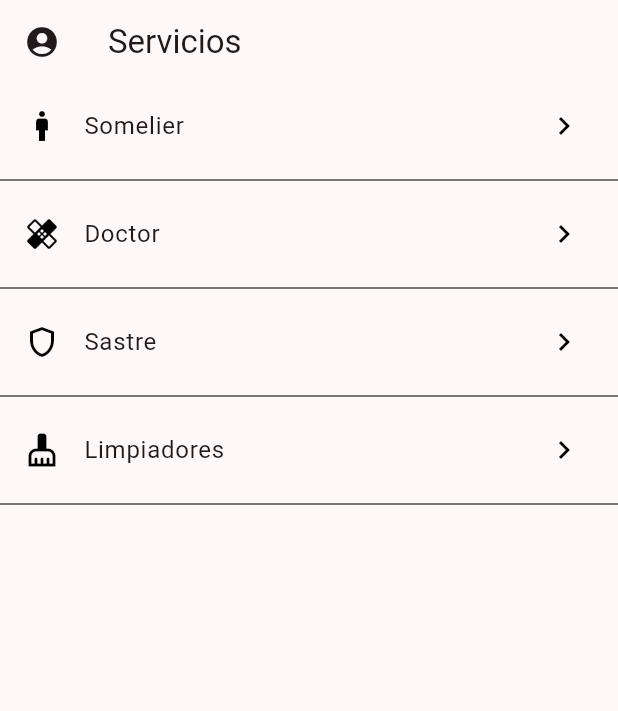
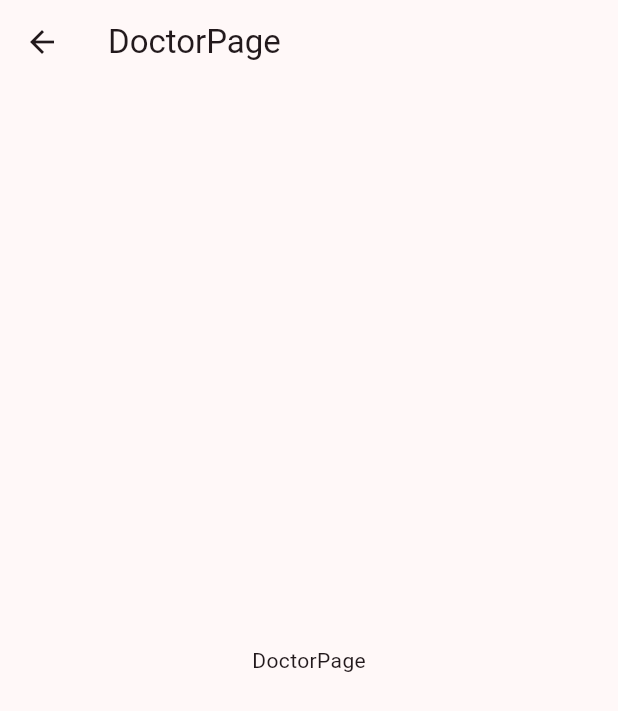
Before and after one commit to Chris-100/certamen1_apps_moviles, a Flutter app: the screen it shows after launch, after a tap on "Doctor", on a phone screen of 412 x 824 dp. Shown: the top 711 px of the screen. Run offline on Flutter 3.47's test engine with Material 3 defaults, Android fonts, the phone set to English and light mode, and no system bars.

Commit message:
ventanas de servicios iniciadas
Co-Authored-By: Felixcoffe <111793977+Felixcoffe@users.noreply.github.com>

```diff
--- /dev/null
+++ b/lib/pages/doctor.dart
@@ -0,0 +1,13 @@
+import 'package:flutter/material.dart';
+
+class DoctorPage extends StatelessWidget {
+  const DoctorPage({super.key});
+
+  @override
+  Widget build(BuildContext context) {
+    return Scaffold(
+      appBar: AppBar(title: Text('DoctorPage'),),
+      body: Center(child: Text('DoctorPage'),),
+    );
+  }
+}
--- a/lib/pages/menu.dart
+++ b/lib/pages/menu.dart
@@ -1,4 +1,9 @@
+import 'package:certamen1_apps_moviles/pages/doctor.dart';
+import 'package:certamen1_apps_moviles/pages/limpiador.dart';
+import 'package:certamen1_apps_moviles/pages/somelier.dart';
 import 'package:flutter/material.dart';
+
+import 'sastre.dart';
 
 class MenuPage extends StatelessWidget {
   const MenuPage({super.key});
@@ -14,7 +19,10 @@ class MenuPage extends StatelessWidget {
             trailing: Icon(Icons.keyboard_arrow_right),
             title: Text('Somelier'),
             onTap: (){
-              print('somelier');
+              final route = MaterialPageRoute(builder: (context){
+              return SomelierPage();
+              });
+              Navigator.push(context, route);
             },
             ),
           Divider(
@@ -26,7 +34,10 @@ class MenuPage extends StatelessWidget {
             trailing: Icon(Icons.keyboard_arrow_right),
             title: Text('Doctor'),
             onTap: (){
-              print('Doctor');
+              final route = MaterialPageRoute(builder: (context){
+                return DoctorPage();
+              });
+              Navigator.push(context, route);
             },
             ),
           Divider(
@@ -38,7 +49,10 @@ class MenuPage extends StatelessWidget {
             trailing: Icon(Icons.keyboard_arrow_right),
             title: Text('Sastre'),
             onTap: (){
-              print('Sastre');
+              final route = MaterialPageRoute(builder: (context){
+              return SastrePage();
+              });
+              Navigator.push(context, route);
             },
             ),
           Divider(
@@ -50,7 +64,10 @@ class MenuPage extends StatelessWidget {
             trailing: Icon(Icons.keyboard_arrow_right),
             title: Text('Limpiadores'),
             onTap: (){
-              print('Limpiadores');
+              final route = MaterialPageRoute(builder: (context){
+              return LimpiadorPage();
+              });
+              Navigator.push(context, route);
             },
             ),
           Divider(
```
Also changed, not shown: lib/pages/limpiador.dart (added, +13 -0 lines), lib/pages/sastre.dart (added, +13 -0 lines), lib/pages/somelier.dart (added, +13 -0 lines).
